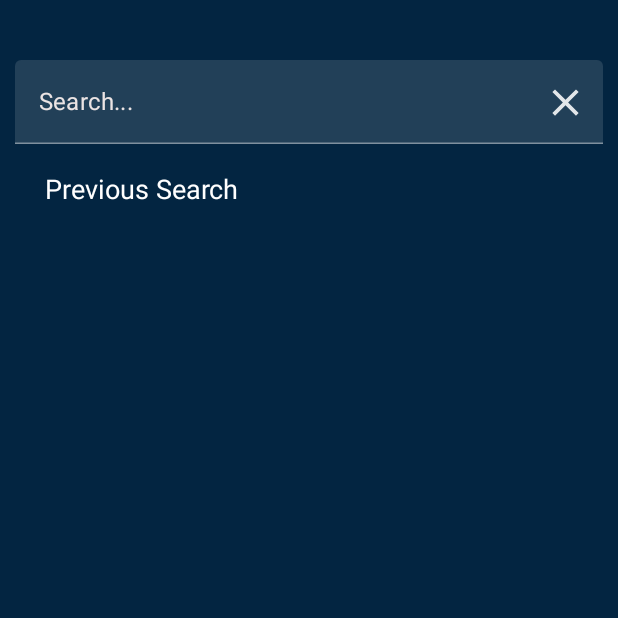
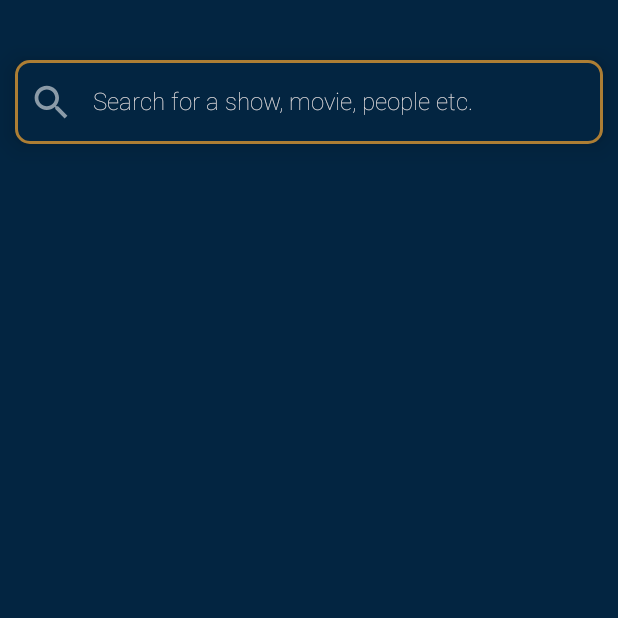
Before and after one commit to nipun2003/TheMovieHub, an Android app built with Jetpack Compose: the query screen opened through its navigation route, on a phone screen of 412 x 824 dp, the top half of it. Run offline under Robolectric (Android 15) with nearby library versions, the phone set to English and light mode, and no system bars; our stand-ins replace Dagger/Hilt's generated code, accompanist; pictures from the network do not load.

Commit message:
search design prebuild

```diff
--- a/app/src/main/java/com/nipunapps/tmdb/feature_search/presentation/SearchQueryState.kt
+++ b/app/src/main/java/com/nipunapps/tmdb/feature_search/presentation/SearchQueryState.kt
@@ -5,5 +5,6 @@ import com.nipunapps.tmdb.feature_search.domain.model.SingleSearchResult
 data class SearchQueryState(
     val isLoading : Boolean = false,
     val data : List<SingleSearchResult> = emptyList(),
-    val message : String? = null
+    val message : String? = null,
+    val isFromSuccess : Boolean = false
 )
--- a/app/src/main/java/com/nipunapps/tmdb/feature_search/presentation/SearchScreen.kt
+++ b/app/src/main/java/com/nipunapps/tmdb/feature_search/presentation/SearchScreen.kt
@@ -1,40 +1,42 @@
 package com.nipunapps.tmdb.feature_search.presentation
 
+import android.util.Log
+import androidx.compose.animation.AnimatedVisibility
+import androidx.compose.foundation.BorderStroke
 import androidx.compose.foundation.Image
 import androidx.compose.foundation.background
-import androidx.compose.foundation.border
 import androidx.compose.foundation.clickable
 import androidx.compose.foundation.layout.*
 import androidx.compose.foundation.lazy.LazyColumn
 import androidx.compose.foundation.lazy.LazyRow
-import androidx.compose.foundation.lazy.itemsIndexed
 import androidx.compose.foundation.shape.RoundedCornerShape
+import androidx.compose.foundation.text.KeyboardActions
+import androidx.compose.foundation.text.KeyboardOptions
 import androidx.compose.material.*
-import androidx.compose.runtime.Composable
-import androidx.compose.runtime.LaunchedEffect
-import androidx.compose.runtime.remember
+import androidx.compose.runtime.*
 import androidx.compose.ui.Alignment
 import androidx.compose.ui.Modifier
 import androidx.compose.ui.draw.clip
 import androidx.compose.ui.focus.FocusRequester
 import androidx.compose.ui.focus.focusRequester
+import androidx.compose.ui.focus.onFocusChanged
 import androidx.compose.ui.graphics.Color
 import androidx.compose.ui.layout.ContentScale
+import androidx.compose.ui.platform.LocalFocusManager
 import androidx.compose.ui.res.painterResource
 import androidx.compose.ui.text.font.FontWeight
+import androidx.compose.ui.text.input.ImeAction
+import androidx.compose.ui.text.style.TextAlign
 import androidx.compose.ui.unit.dp
 import androidx.hilt.navigation.compose.hiltViewModel
 import androidx.navigation.NavController
 import coil.compose.rememberImagePainter
-import com.google.accompanist.flowlayout.FlowRow
 import com.nipunapps.tmdb.R
 import com.nipunapps.tmdb.core.Constants
 import com.nipunapps.tmdb.feature_search.domain.model.SingleSearchResult
-import com.nipunapps.tmdb.moviedetailpage.presentation.screens.Genre
 import com.nipunapps.tmdb.ui.Error
 import com.nipunapps.tmdb.ui.Screen
 import com.nipunapps.tmdb.ui.theme.*
-import kotlinx.coroutines.flow.collectLatest
 
 @Composable
 fun SearchScreen(
@@ -43,7 +45,7 @@ fun SearchScreen(
 ) {
     val searchResultState = viewModel.searchResult.value
     val message = viewModel.searchResult.value.message
-    val prevQueries = viewModel.prevQuery.value
+
     Box(
         modifier = Modifier.fillMaxSize()
     ) {
@@ -61,43 +63,7 @@ fun SearchScreen(
                     .fillMaxSize()
                     .padding(SmallPadding)
             ) {
-                Box(modifier = Modifier.fillMaxWidth()) {
-                    val focusRequester = remember {
-                        FocusRequester()
-                    }
-                    TextField(
-                        value = viewModel.searchQuery.value,
-                        onValueChange = {
-                            if (it.isNotEmpty())
-                                viewModel.onSearch(it)
-                            else {
-                                viewModel.cancelSearch()
-                            }
-                        },
-                        modifier = Modifier.fillMaxWidth().focusRequester(focusRequester),
-                        placeholder = {
-                            Text(text = "Search...")
-                        },
-                    )
-                    Icon(
-                        painter = painterResource(id = R.drawable.ic_close),
-                        contentDescription = "close",
-                        modifier = Modifier
-                            .size(50.dp)
-                            .padding(SmallPadding)
-                            .align(Alignment.CenterEnd)
-                            .clickable {
-                                viewModel.cancelSearch()
-                                focusRequester.requestFocus()
-                            }
-                    )
-                }
-                PrevSearch(
-                    modifier = Modifier.fillMaxWidth(),
-                    list = prevQueries
-                ) {
-                    viewModel.onSearch(it)
-                }
+                SearchBox(viewModel = viewModel)
                 Spacer(modifier = Modifier.size(BigPadding))
                 if (searchResultState.data.isNotEmpty()) {
                     LazyColumn(modifier = Modifier.fillMaxSize()) {
@@ -118,6 +84,14 @@ fun SearchScreen(
                 }
 
             }
+        }
+        if (searchResultState.isFromSuccess && searchResultState.data.isEmpty()) {
+            Text(
+                text = "No Result Found",
+                modifier = Modifier.align(Alignment.Center),
+                textAlign = TextAlign.Center,
+                style = MaterialTheme.typography.h3
+            )
         }
         if (searchResultState.isLoading) {
             CircularProgressIndicator(modifier = Modifier.align(Alignment.Center))
@@ -199,50 +173,139 @@ fun SearchResultCard(
 }
 
 @Composable
+fun SearchBox(
+    viewModel: SearchViewModel,
+) {
+    val focusManager = LocalFocusManager.current
+    val prevQueries = viewModel.prevQuery.value
+    val focusRequester = remember {
+        FocusRequester()
+    }
+    Surface(
+        modifier = Modifier
+            .fillMaxWidth(),
+        elevation = SmallPadding,
+        color = ToolbarColor,
+        border = BorderStroke(
+            width = 1.5.dp,
+            color = ToolbarComplement
+        ),
+        shape = RoundedCornerShape(SmallPadding)
+    ) {
+        Column(
+            modifier = Modifier.fillMaxWidth(),
+            horizontalAlignment = Alignment.Start
+        ) {
+            var chipsVisibility by remember {
+                mutableStateOf(false)
+            }
+            Box(modifier = Modifier.fillMaxWidth()) {
+                TextField(
+                    value = viewModel.searchQuery.value,
+                    onValueChange = viewModel::updateQuery,
+                    modifier = Modifier
+                        .fillMaxWidth()
+                        .focusRequester(focusRequester)
+                        .onFocusChanged {
+                            chipsVisibility = it.hasFocus
+                        },
+                    placeholder = {
+                        Text(
+                            text = "Search for a show, movie, people etc.",
+                            style = MaterialTheme.typography.body1,
+                            fontWeight = FontWeight.W100
+                        )
+                    },
+                    colors = TextFieldDefaults.textFieldColors(
+                        backgroundColor = Color.Transparent,
+                        focusedIndicatorColor = Color.Transparent,
+                        unfocusedIndicatorColor = Color.Transparent,
+                        cursorColor = CursorColor
+                    ),
+                    keyboardOptions = KeyboardOptions.Default.copy(
+                        autoCorrect = true,
+                        imeAction = ImeAction.Search
+                    ),
+                    keyboardActions = KeyboardActions(onSearch = {
+                        viewModel.onSearch(viewModel.searchQuery.value)
+                        focusManager.clearFocus(force = true)
+                    }),
+                    singleLine = true,
+                    leadingIcon = {
+                        Icon(
+                            painter = painterResource(id = R.drawable.ic_search),
+                            contentDescription = "Search",
+                            modifier = Modifier.size(ExtraBigPadding)
+                        )
+                    },
+                    textStyle = MaterialTheme.typography.h3,
+                )
+                if (viewModel.closeIconState.value) {
+                    Icon(
+                        painter = painterResource(id = R.drawable.ic_close),
+                        contentDescription = "close",
+                        modifier = Modifier
+                            .size(50.dp)
+                            .padding(SmallPadding)
+                            .align(Alignment.CenterEnd)
+                            .clickable {
+                                viewModel.cancelSearch()
+                                focusRequester.requestFocus()
+                            }
+                    )
+                }
+            }
+            AnimatedVisibility(visible = chipsVisibility) {
+                PrevSearch(
+                    modifier = Modifier
+                        .fillMaxWidth(),
+                    list = prevQueries
+                ) {
+                    viewModel.onSearch(it)
+                    focusManager.clearFocus(force = true)
+                }
+            }
+        }
+    }
+}
+
+@Composable
 fun PrevSearch(
     modifier: Modifier = Modifier,
     list: List<String>,
     onclick: (String) -> Unit
 ) {
     val queries = list.reversed()
-    Row(
-        modifier = modifier
-            .padding(top = SmallPadding, start = SmallPadding)
-            .clip(RoundedCornerShape(ExtraSmallPadding))
-            .padding(SmallPadding),
-        verticalAlignment = Alignment.CenterVertically
-    ) {
-        Text(
-            text = "Previous Search",
-            style = MaterialTheme.typography.h3
-        )
-        Spacer(modifier = Modifier.size(SmallPadding))
     LazyRow(
-            modifier = Modifier.fillMaxWidth(),
-            contentPadding = PaddingValues(end = BigPadding)
+        modifier = modifier,
+        contentPadding = PaddingValues(SmallPadding)
     ) {
         items(queries.size) {
-                if (it < 3) {
+            if (it < 5) {
                 if (it > 0) {
                     Spacer(modifier = Modifier.size(ExtraSmallPadding))
                 }
-                    Box(
-                        Modifier
-                            .clip(RoundedCornerShape(ExtraSmallPadding))
-                            .border(1.dp, color = Color.Green)
-                            .padding(SmallPadding)
+                Surface(
+                    modifier = Modifier
                         .clickable {
                             onclick(queries[it])
-                            }
+                        },
+                    contentColor = Color.White,
+                    color = Color.Transparent,
+                    border = BorderStroke(
+                        width = 1.dp,
+                        color = ChipBorder
+                    ),
+                    shape = RoundedCornerShape(SmallPadding)
                 ) {
                     Text(
                         text = queries[it],
                         style = MaterialTheme.typography.body1,
-                            modifier = Modifier.align(Alignment.Center)
+                        textAlign = TextAlign.Center,
+                        modifier = Modifier.padding(SmallPadding)
                     )
                 }
             }
         }
     }
 }
-}
--- a/app/src/main/java/com/nipunapps/tmdb/homepage/data/remote/HomeApi.kt
+++ b/app/src/main/java/com/nipunapps/tmdb/homepage/data/remote/HomeApi.kt
@@ -25,7 +25,7 @@ interface HomeApi {
     @GET("movie/now_playing?api_key=$AUTH_API&language=hi&region=IN")
     suspend fun getNowPlaying(): UpcomingDto
 
-    @GET("movie/{movie_id}?api_key=$AUTH_API&append_to_response=videos,credits&region=IN")
+    @GET("movie/{movie_id}?api_key=$AUTH_API&append_to_response=videos,credits,images&region=IN")
     suspend fun getMovieDetails(
         @Path(value = "movie_id") movieId: Int?
     ): MovieDetailDto
--- a/app/src/main/java/com/nipunapps/tmdb/moviedetailpage/data/dto/movie_detail/MovieDetailDto.kt
+++ b/app/src/main/java/com/nipunapps/tmdb/moviedetailpage/data/dto/movie_detail/MovieDetailDto.kt
@@ -13,6 +13,7 @@ data class MovieDetailDto(
     val homepage: String?,
     val id: Int,
     val imdb_id: String?,
+    val images: Images?,
     val original_language: String,
     val original_title: String,
     val overview: String?,
--- a/app/src/main/java/com/nipunapps/tmdb/ui/theme/Color.kt
+++ b/app/src/main/java/com/nipunapps/tmdb/ui/theme/Color.kt
@@ -12,7 +12,10 @@ val ToolbarColor = Color(0xFF032541)
 val ToolbarDarkVariant = Color(0xFF0C1F30)
 val Black = Color(0xFF121212)
 val SemiToolbar = Color(0x80032541)
+val ToolbarComplement = Color(0xFFAD7E34)
+val ChipBorder = Color(0xFF7DC2FA)
 val GenreColor = Color(0xFFebe4e4)
+val CursorColor = Color(0xFFFAC97D)
 
 // Color Combo
 
```
Also changed, not shown: app/build.gradle (+9 -0 lines), app/src/main/java/com/nipunapps/tmdb/feature_search/presentation/SearchViewModel.kt (+31 -13 lines), app/src/main/java/com/nipunapps/tmdb/moviedetailpage/data/dto/movie_detail/Backdrop.kt (added, +11 -0 lines), app/src/main/java/com/nipunapps/tmdb/moviedetailpage/data/dto/movie_detail/Images.kt (added, +7 -0 lines), app/src/main/java/com/nipunapps/tmdb/moviedetailpage/data/dto/movie_detail/Logo.kt (added, +11 -0 lines), app/src/main/java/com/nipunapps/tmdb/moviedetailpage/data/dto/movie_detail/Poster.kt (added, +11 -0 lines), 2 other files. Lines whose indentation alone changed are shown as unchanged.
